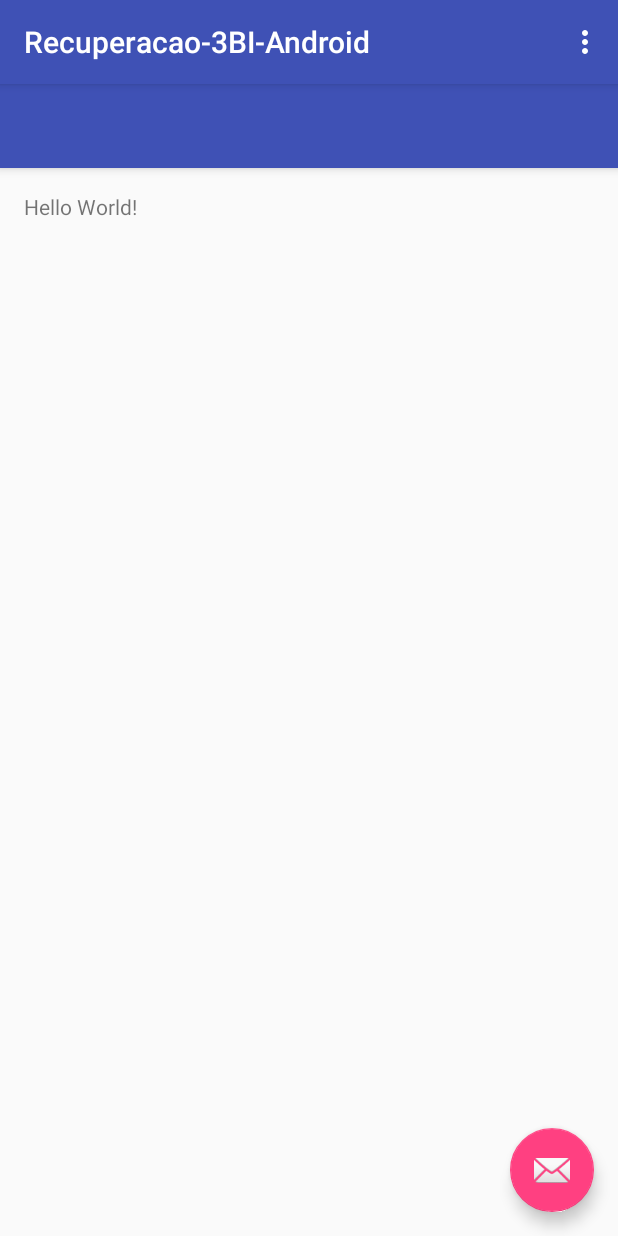
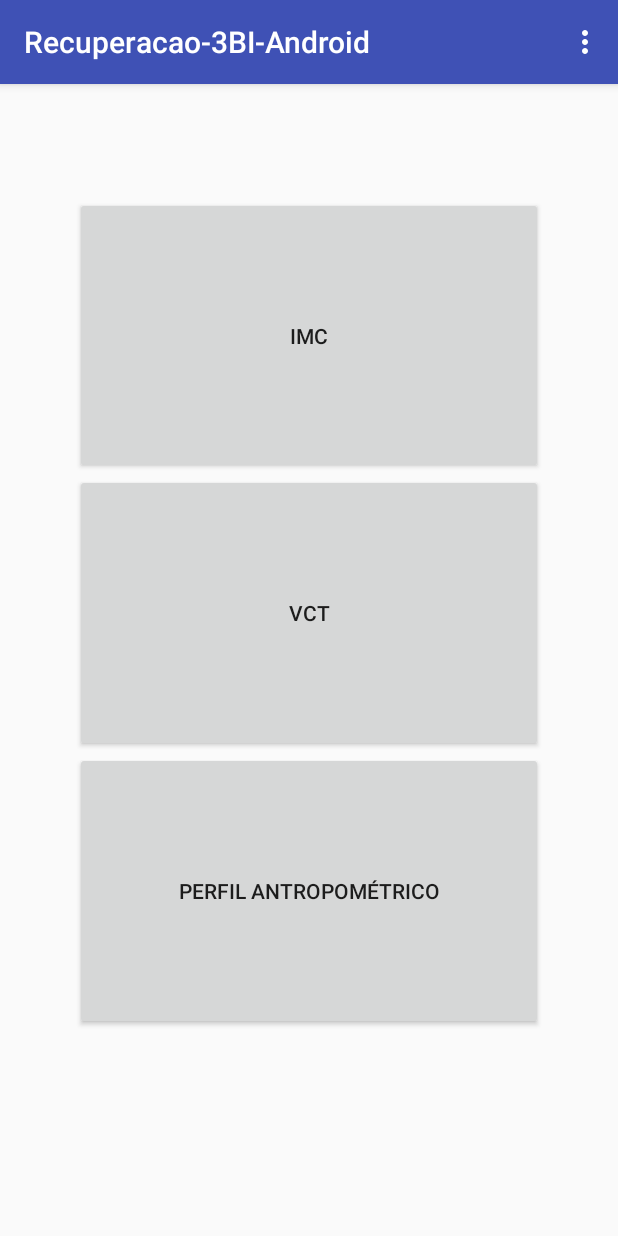
Before and after one commit to DiegoTakei/Recuperacao-3BI-Android, an Android app: the MainActivity screen opened directly, with no data from a screen before it, on a phone screen of 412 x 824 dp. Run offline under Robolectric (Android 15) with nearby library versions, the phone set to English and light mode, and no system bars; network calls fail.

Commit message:
telas adicionadas

```diff
--- a/app/src/main/java/com/example/diegotakei/recuperacao_3bi_android/activity/IMCActivity.java
+++ b/app/src/main/java/com/example/diegotakei/recuperacao_3bi_android/activity/IMCActivity.java
@@ -19,7 +19,7 @@ public class IMCActivity extends Activity {
 
         setContentView(R.layout.activity_imc);
 
-        Button enviar = (Button) findViewById(R.id.buttonEnviar);
+        Button enviar = (Button) findViewById(R.id.buttonEnviarIMC);
 
         enviar.setOnClickListener(new IMCListener());
 
--- a/app/src/main/java/com/example/diegotakei/recuperacao_3bi_android/activity/MainActivity.java
+++ b/app/src/main/java/com/example/diegotakei/recuperacao_3bi_android/activity/MainActivity.java
@@ -1,5 +1,6 @@
 package com.example.diegotakei.recuperacao_3bi_android.activity;
 
+import android.content.Intent;
 import android.os.Bundle;
 import android.support.design.widget.FloatingActionButton;
 import android.support.design.widget.Snackbar;
@@ -8,6 +9,7 @@ import android.support.v7.widget.Toolbar;
 import android.view.View;
 import android.view.Menu;
 import android.view.MenuItem;
+import android.widget.Button;
 
 import com.example.diegotakei.recuperacao_3bi_android.R;
 
@@ -17,17 +19,43 @@ public class MainActivity extends AppCompatActivity {
     protected void onCreate(Bundle savedInstanceState) {
         super.onCreate(savedInstanceState);
         setContentView(R.layout.activity_main);
-        Toolbar toolbar = (Toolbar) findViewById(R.id.toolbar);
-        setSupportActionBar(toolbar);
 
-        FloatingActionButton fab = (FloatingActionButton) findViewById(R.id.fab);
-        fab.setOnClickListener(new View.OnClickListener() {
+        // BUTTON IMC
+        Button IMCButton = (Button) findViewById(R.id.imc_button);
+        IMCButton.setOnClickListener(new View.OnClickListener() {
+
             @Override
-            public void onClick(View view) {
-                Snackbar.make(view, "Replace with your own action", Snackbar.LENGTH_LONG)
-                        .setAction("Action", null).show();
+            public void onClick(View v) {
+                Intent imcIntent = new Intent(MainActivity.this, IMCActivity.class);
+                startActivity(imcIntent);
+
             }
         });
+
+        // BUTTON VCT
+        Button VCTButton = (Button) findViewById(R.id.vct_button);
+        VCTButton.setOnClickListener(new View.OnClickListener() {
+
+            @Override
+            public void onClick(View v) {
+                Intent vctIntent = new Intent(MainActivity.this, VCTActivity.class);
+                startActivity(vctIntent);
+
+            }
+        });
+
+        // BUTTON PA
+        Button PAButton = (Button) findViewById(R.id.pa_button);
+        PAButton.setOnClickListener(new View.OnClickListener() {
+
+            @Override
+            public void onClick(View v) {
+                Intent paIntent = new Intent(MainActivity.this, PAActivity.class);
+                startActivity(paIntent);
+
+            }
+        });
+
     }
 
     @Override
--- a/app/src/main/res/layout/activity_main.xml
+++ b/app/src/main/res/layout/activity_main.xml
@@ -1,25 +1,35 @@
 <?xml version="1.0" encoding="utf-8"?>
-<android.support.design.widget.CoordinatorLayout
-    xmlns:android="http://schemas.android.com/apk/res/android"
-    xmlns:app="http://schemas.android.com/apk/res-auto"
-    xmlns:tools="http://schemas.android.com/tools" android:layout_width="match_parent"
-    android:layout_height="match_parent" android:fitsSystemWindows="true"
-    tools:context=".MainActivity">
+<LinearLayout xmlns:android="http://schemas.android.com/apk/res/android"
+    android:orientation="vertical" android:layout_width="match_parent"
+    android:layout_marginTop="75dp"
+    android:layout_marginLeft="50dp"
+    android:layout_marginRight="50dp"
+    android:layout_height="match_parent"
+    android:weightSum="1">
 
-    <android.support.design.widget.AppBarLayout android:layout_height="wrap_content"
-        android:layout_width="match_parent" android:theme="@style/AppTheme.AppBarOverlay">
+    <Button
+        android:id="@+id/imc_button"
+        android:layout_width="match_parent"
+        android:layout_height="wrap_content"
+        android:layout_alignParentTop="true"
+        android:layout_centerHorizontal="true"
+        android:text="@string/imc"
+        android:layout_weight="0.25" />
 
-        <android.support.v7.widget.Toolbar android:id="@+id/toolbar"
-            android:layout_width="match_parent" android:layout_height="?attr/actionBarSize"
-            android:background="?attr/colorPrimary" app:popupTheme="@style/AppTheme.PopupOverlay" />
+    <Button
+        android:id="@+id/vct_button"
+        android:layout_width="match_parent"
+        android:layout_height="wrap_content"
+        android:layout_centerVertical="true"
+        android:text="@string/vct"
+        android:layout_weight="0.25" />
 
-    </android.support.design.widget.AppBarLayout>
+    <Button
+        android:id="@+id/pa_button"
+        android:layout_width="match_parent"
+        android:layout_height="wrap_content"
+        android:layout_centerHorizontal="true"
+        android:text="@string/pa"
+        android:layout_weight="0.25" />
 
-    <include layout="@layout/content_main" />
-
-    <android.support.design.widget.FloatingActionButton android:id="@+id/fab"
-        android:layout_width="wrap_content" android:layout_height="wrap_content"
-        android:layout_gravity="bottom|end" android:layout_margin="@dimen/fab_margin"
-        android:src="@android:drawable/ic_dialog_email" />
-
-</android.support.design.widget.CoordinatorLayout>
+</LinearLayout>
--- a/app/src/main/res/layout/content_main.xml
+++ /dev/null
@@ -1,14 +0,0 @@
-<?xml version="1.0" encoding="utf-8"?>
-<RelativeLayout xmlns:android="http://schemas.android.com/apk/res/android"
-    xmlns:tools="http://schemas.android.com/tools"
-    xmlns:app="http://schemas.android.com/apk/res-auto" android:layout_width="match_parent"
-    android:layout_height="match_parent" android:paddingLeft="@dimen/activity_horizontal_margin"
-    android:paddingRight="@dimen/activity_horizontal_margin"
-    android:paddingTop="@dimen/activity_vertical_margin"
-    android:paddingBottom="@dimen/activity_vertical_margin"
-    app:layout_behavior="@string/appbar_scrolling_view_behavior"
-    tools:showIn="@layout/activity_main" tools:context=".MainActivity">
-
-    <TextView android:text="Hello World!" android:layout_width="wrap_content"
-        android:layout_height="wrap_content" />
-</RelativeLayout>
--- a/app/src/main/res/values/strings.xml
+++ b/app/src/main/res/values/strings.xml
@@ -1,4 +1,16 @@
 <resources>
     <string name="app_name">Recuperacao-3BI-Android</string>
     <string name="action_settings">Settings</string>
+    <string name="hello_world">Hello world!</string>
+    <string name="imc">IMC</string>
+    <string name="vct">VCT</string>
+    <string name="pa">Perfil Antropométrico</string>
+    <string name="peso">Peso</string>
+    <string name="altura">Altura</string>
+    <string name="nivel_esporte">Nível Esporte</string>
+    <string name="nascimento">Nascimento</string>
+    <string name="sexo">Sexo</string>
+    <string name="enviar">Enviar</string>
+    <string name="lbl_pa_title">Perfil Antropométrico</string>
+    <string name="vct_title">Cálculo VCT</string>
 </resources>
```
Also changed, not shown: app/src/main/AndroidManifest.xml (+7 -7 lines), app/src/main/java/com/example/diegotakei/recuperacao_3bi_android/activity/PAActivity.java (added, +15 -0 lines), app/src/main/java/com/example/diegotakei/recuperacao_3bi_android/activity/VCTActivity.java (added, +15 -0 lines), app/src/main/res/layout/activity_imc.xml (+10 -1 lines), app/src/main/res/layout/activity_pa.xml (added, +82 -0 lines), app/src/main/res/layout/activity_vct.xml (added, +99 -0 lines), app/src/main/res/drawable/backgroung.png (added), app/src/main/res/drawable/balao.png (added), 1 other file.
